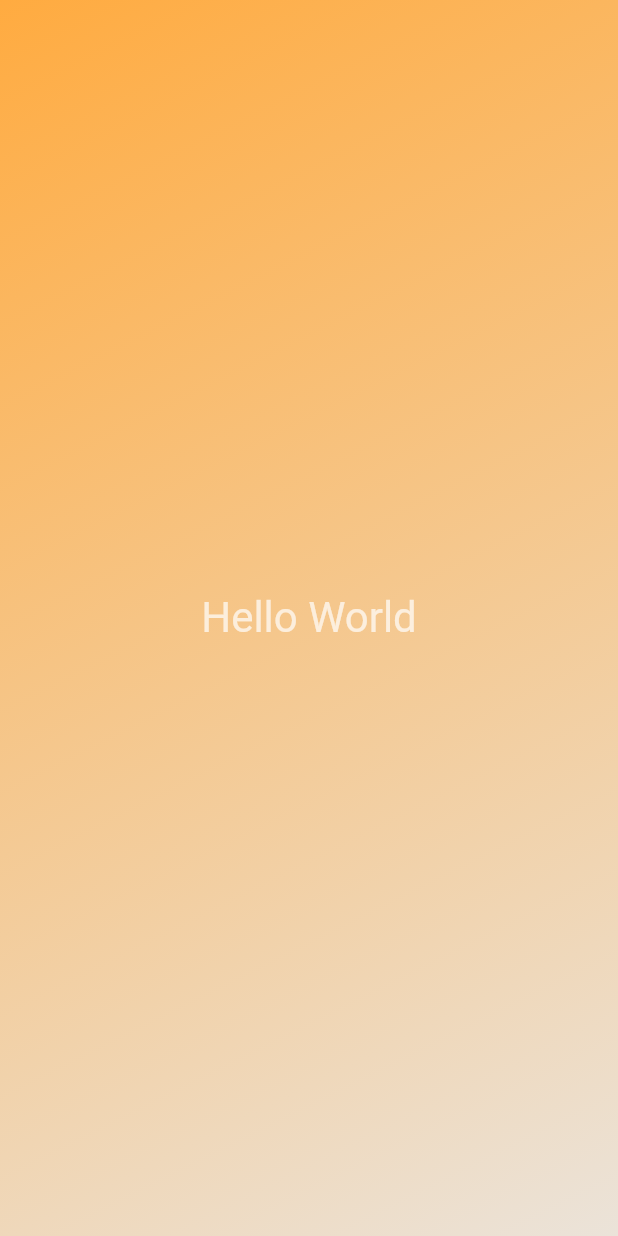
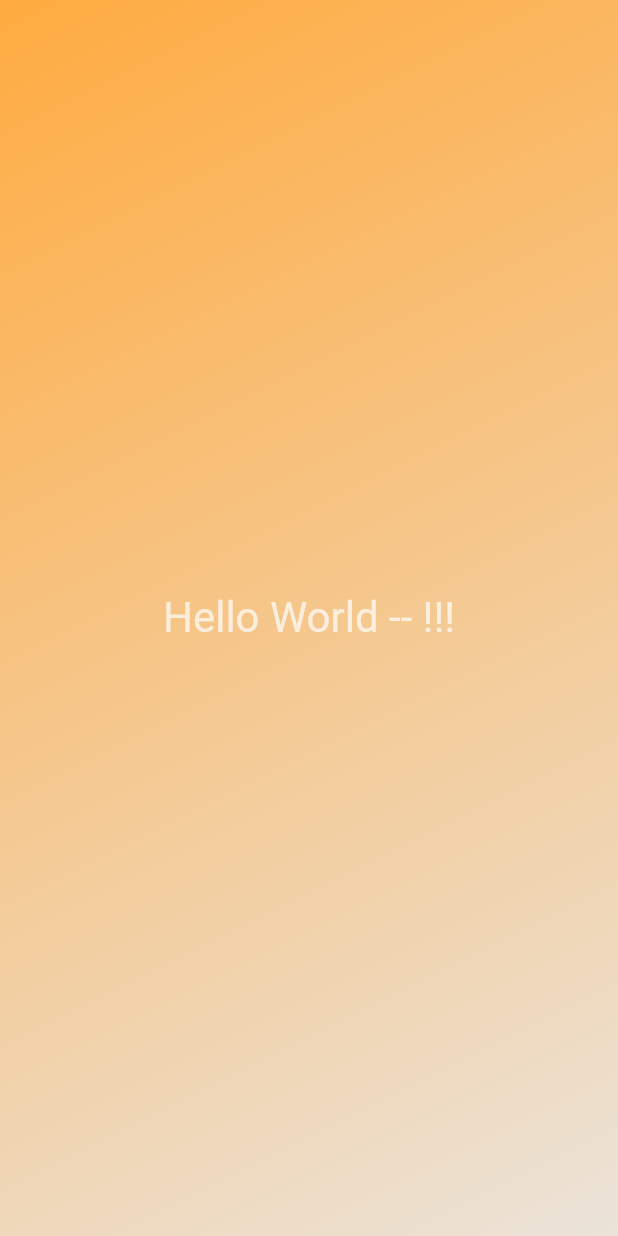
Before and after one commit to beetrbgus/2023-Flutter------, a Flutter app: the screen it shows after launch, on a phone screen of 412 x 824 dp. Run offline on Flutter 3.47's test engine with Material 2 defaults, Android fonts, the phone set to English and light mode, and no system bars.

Commit message:
메시지 부분 수정
- Text 위젯을 별도의 Custom Widget으로 변경

```diff
--- a/first_app/lib/gradient_container.dart
+++ b/first_app/lib/gradient_container.dart
@@ -1,3 +1,4 @@
+import 'package:first_app/styled_text.dart';
 import 'package:flutter/material.dart';
 
 class GradientContainer extends StatelessWidget {
@@ -17,12 +18,7 @@ class GradientContainer extends StatelessWidget {
         ),
       ),
       child: const Center(
-        child: Text(
-            style: TextStyle(
-              color: Colors.white70,
-              fontSize: 28,
-            ),
-            'Hello World'),
+        child: StyledText(),
       ),
     );
   }
--- /dev/null
+++ b/first_app/lib/styled_text.dart
@@ -0,0 +1,18 @@
+import 'package:flutter/material.dart';
+
+var title = 'Hello World -- !!!';
+
+class StyledText extends StatelessWidget {
+  const StyledText({super.key});
+
+  @override
+  Widget build(BuildContext context) {
+    return Text(
+      style: const TextStyle(
+        color: Colors.white70,
+        fontSize: 28,
+      ),
+      title,
+    );
+  }
+}
```
